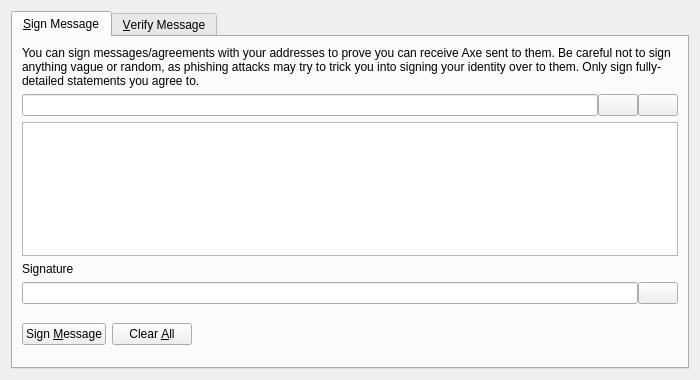
Before: the Qt Designer form src/qt/forms/signverifymessagedialog.ui in AXErunners/axe, drawn with Qt 5.
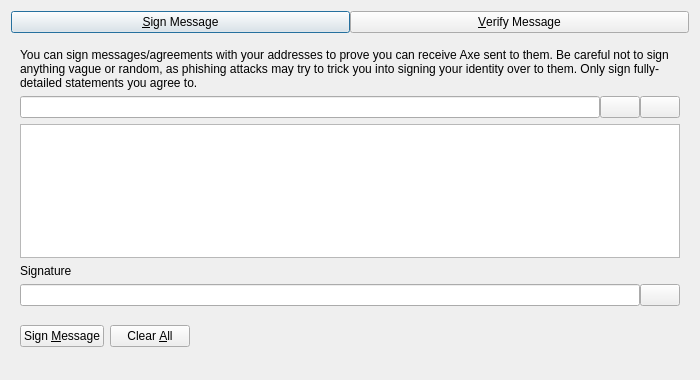
After: the same form once the commit is applied. Custom widgets are drawn as their Qt base class.

```diff
--- a/src/qt/forms/signverifymessagedialog.ui
+++ b/src/qt/forms/signverifymessagedialog.ui
@@ -18,14 +18,47 @@
   </property>
   <layout class="QVBoxLayout" name="verticalLayout">
    <item>
-    <widget class="QTabWidget" name="tabWidget">
+    <layout class="QHBoxLayout" name="horizontalLayout_Buttons_2">
+     <property name="spacing">
+      <number>0</number>
+     </property>
+     <property name="topMargin">
+      <number>0</number>
+     </property>
+     <item>
+      <widget class="QPushButton" name="btnSignMessage">
+       <property name="text">
+        <string>&amp;Sign Message</string>
+       </property>
+       <property name="checkable">
+        <bool>true</bool>
+       </property>
+      </widget>
+     </item>
+     <item>
+      <widget class="QPushButton" name="btnVerifyMessage">
+       <property name="text">
+        <string>&amp;Verify Message</string>
+       </property>
+       <property name="checkable">
+        <bool>true</bool>
+       </property>
+      </widget>
+     </item>
+    </layout>
+   </item>
+   <item>
+    <widget class="QStackedWidget" name="stackedWidgetSig">
+     <property name="minimumSize">
+      <size>
+       <width>0</width>
+       <height>0</height>
+      </size>
+     </property>
      <property name="currentIndex">
       <number>0</number>
      </property>
-     <widget class="QWidget" name="tabSignMessage">
-      <attribute name="title">
-       <string>&amp;Sign Message</string>
-      </attribute>
+     <widget class="QWidget" name="pageSignMessage">
       <layout class="QVBoxLayout" name="verticalLayout_SM">
        <item>
         <widget class="QLabel" name="infoLabel_SM">
@@ -198,10 +231,7 @@
        </item>
       </layout>
      </widget>
-     <widget class="QWidget" name="tabVerifyMessage">
-      <attribute name="title">
-       <string>&amp;Verify Message</string>
-      </attribute>
+     <widget class="QWidget" name="pageVerifyMessage">
       <layout class="QVBoxLayout" name="verticalLayout_VM">
        <item>
         <widget class="QLabel" name="infoLabel_VM">
```
